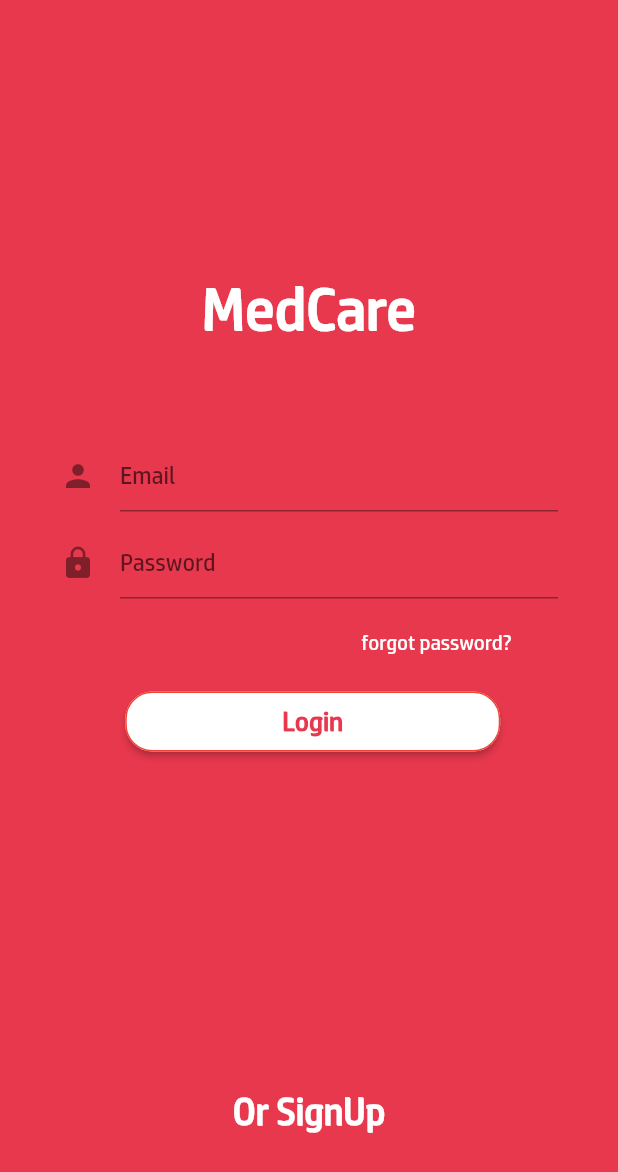
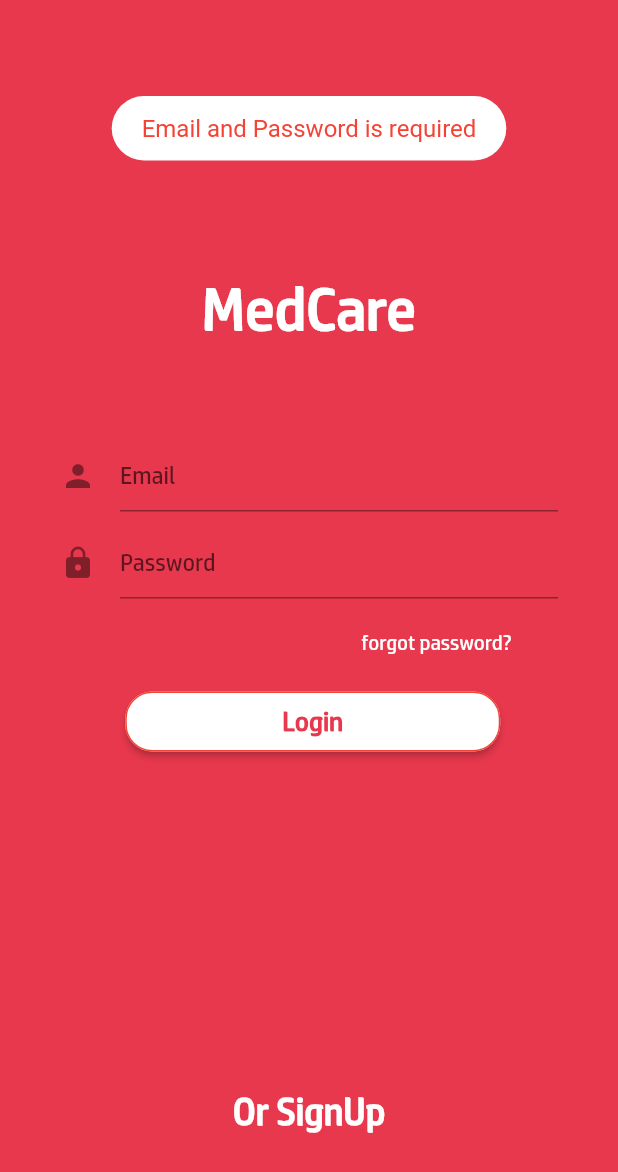
Before and after one commit to Abhishek-165/MedHub_flutter, a Flutter app: the screen it shows after launch, after a tap on "Login", on a phone screen of 412 x 824 dp. Shown: the top 1172 px of the screen. Run offline on Flutter 3.47's test engine with Material 2 defaults, Android fonts, the phone set to English and light mode, and no system bars; our stand-ins replace animated_text_kit, firebase_auth, firebase_database, flutter_spinkit, fluttertoast, modal_progress_hud; missing offline and left inert: custom_splash; accounts and stored records are empty.

Commit message:
Second Commit

```diff
--- a/lib/loginpage.dart
+++ b/lib/loginpage.dart
@@ -1,8 +1,10 @@
+import 'package:animated_text_kit/animated_text_kit.dart';
 import 'package:firebase_auth/firebase_auth.dart';
 import 'package:flutter/material.dart';
 import 'package:fluttertoast/fluttertoast.dart';
 import 'package:med/SignUp.dart';
-import 'package:med/slidetransition.dart';
+import 'package:modal_progress_hud/modal_progress_hud.dart';
+
 import 'BottomNavigationBar.dart';
 
 class LoginPage extends StatefulWidget {
@@ -13,6 +15,18 @@ class LoginPage extends StatefulWidget {
 class _LoginPageState extends State<LoginPage> {
   String _email;
   String _password;
+  bool showSpinner = false;
+
+/*
+  void _showButtonPressDialog(BuildContext context, String provider) {
+    Scaffold.of(context).showSnackBar(SnackBar(
+      content: Text('$provider Button Pressed!'),
+      backgroundColor: Colors.black26,
+      duration: Duration(milliseconds: 400),
+    ));
+  }
+*/
+
   @override
   void showToast() {
     Fluttertoast.showToast(
@@ -32,7 +46,9 @@ class _LoginPageState extends State<LoginPage> {
           primaryColor: Colors.white, // Main Color,
           accentColor: Color.fromARGB(255, 216, 27, 97),
           fontFamily: 'hpsimplified'),
-      home: Center(
+      home: ModalProgressHUD(
+        inAsyncCall: showSpinner,
+        child: Center(
           child: Scaffold(
             resizeToAvoidBottomPadding: false,
             body: Container(
@@ -42,12 +58,16 @@ class _LoginPageState extends State<LoginPage> {
                 children: <Widget>[
                   Padding(
                     padding: EdgeInsets.only(top: 100),
-                  child: Text("MedCare",
-                      style: TextStyle(
+                    child: TypewriterAnimatedTextKit(
+                      text: ["MedCare"],
+                      speed: Duration(milliseconds: 1500),
+                      totalRepeatCount: 1,
+                      textStyle: TextStyle(
                           fontFamily: 'hpsimplified',
                           fontSize: 40,
                           fontWeight: FontWeight.bold,
-                          color: Colors.white)),
+                          color: Colors.white),
+                    ),
                   ),
                   Padding(
                     padding: EdgeInsets.only(top: 60, left: 20, right: 20),
@@ -93,7 +113,9 @@ class _LoginPageState extends State<LoginPage> {
                     ),
                   ),
                   Center(
-                    child: Container(
+                    child: Column(
+                      children: <Widget>[
+                        Container(
                           padding: EdgeInsets.only(left: 5, top: 20),
                           child: ButtonTheme(
                             minWidth: 250,
@@ -104,7 +126,11 @@ class _LoginPageState extends State<LoginPage> {
                                   borderRadius: new BorderRadius.circular(18.0),
                                   side: BorderSide(color: Colors.red)),
                               color: Colors.white,
-                      onPressed: () {
+                              onPressed: () async {
+                                if (_email != null && _password != null) {
+                                  setState(() {
+                                    showSpinner = true;
+                                  });
                                   FirebaseAuth.instance
                                       .signInWithEmailAndPassword(
                                       email: _email, password: _password)
@@ -112,13 +138,18 @@ class _LoginPageState extends State<LoginPage> {
                                     setState(() {
                                       _email = "";
                                       _password = "";
+                                      showSpinner = false;
                                     });
                                     Navigator.push(
                                       context,
                                       MaterialPageRoute(
-                                builder: (BuildContext context) => Bottom()),
+                                          builder: (BuildContext context) =>
+                                              Bottom()),
                                     );
                                   }).catchError((e) {
+                                    setState(() {
+                                      showSpinner = false;
+                                    });
                                     Fluttertoast.showToast(
                                         msg: "Email or Password is Invalid",
                                         toastLength: Toast.LENGTH_SHORT,
@@ -128,6 +159,16 @@ class _LoginPageState extends State<LoginPage> {
                                         textColor: Colors.red,
                                         fontSize: 16.0);
                                   });
+                                } else {
+                                  Fluttertoast.showToast(
+                                      msg: "Email and Password is required",
+                                      toastLength: Toast.LENGTH_SHORT,
+                                      gravity: ToastGravity.TOP,
+                                      timeInSecForIos: 1,
+                                      backgroundColor: Colors.white,
+                                      textColor: Colors.red,
+                                      fontSize: 16.0);
+                                }
                               },
                               textColor: Color.fromARGB(255, 232, 56, 77),
                               child: Text(
@@ -137,7 +178,7 @@ class _LoginPageState extends State<LoginPage> {
                               ),
                             ),
                           ),
-                )),
+                        ),
                         Container(
                           padding: EdgeInsets.only(top: 220),
                           child: Align(
@@ -155,10 +196,14 @@ class _LoginPageState extends State<LoginPage> {
                                 Navigator.push(
                                   context,
                                   MaterialPageRoute(
-                              builder: (BuildContext context) => SignUpPage()),
+                                      builder: (BuildContext context) =>
+                                          SignUpPage()),
                                 );
                               },
                             ),
+                          ),
+                        ),
+                      ],
                     ),
                   )
                 ],
@@ -166,6 +211,7 @@ class _LoginPageState extends State<LoginPage> {
             ),
           ),
         ),
+      ),
     );
   }
 }
--- a/pubspec.yaml
+++ b/pubspec.yaml
@@ -24,6 +24,7 @@ dependencies:
   fluttertoast: ^3.1.3
   cloud_firestore: ^0.12.9+4
   firebase_database:
+  modal_progress_hud: ^0.1.3
 
 
 
@@ -34,6 +35,10 @@ dependencies:
   custom_splash: ^0.0.2
   flutter_spinkit: "^4.1.2"
   url_launcher: ^5.4.2
+  flutter_dialogflow: ^0.1.0
+  flutter_signin_button: ^1.0.0
+  animated_text_kit: ^2.0.0
+
 
 
 dev_dependencies:
```
Also changed, not shown: lib/Hosp.dart (+12 -8 lines), lib/News.dart (+7 -6 lines), lib/ambulance.dart (+11 -7 lines), lib/bloodbank.dart (+7 -5 lines), lib/diagnostic.dart (+6 -2 lines), lib/drawer.dart (+9 -4 lines), lib/pharmacy.dart (+8 -5 lines), pubspec.lock. Lines whose indentation alone changed are shown as unchanged.
